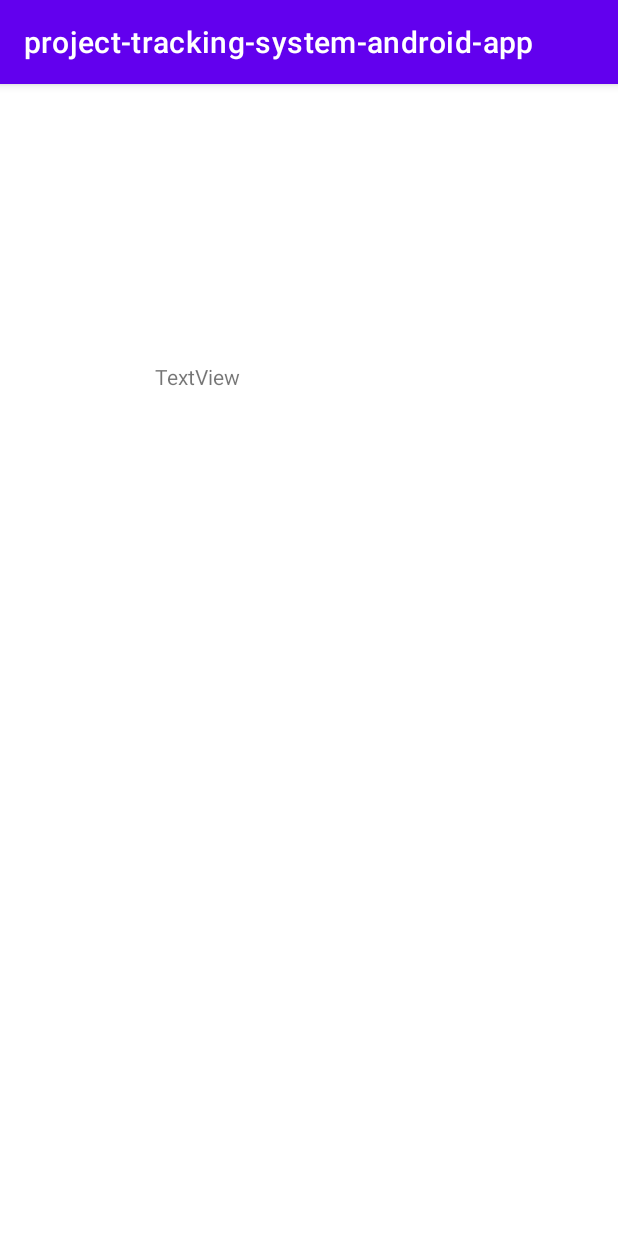
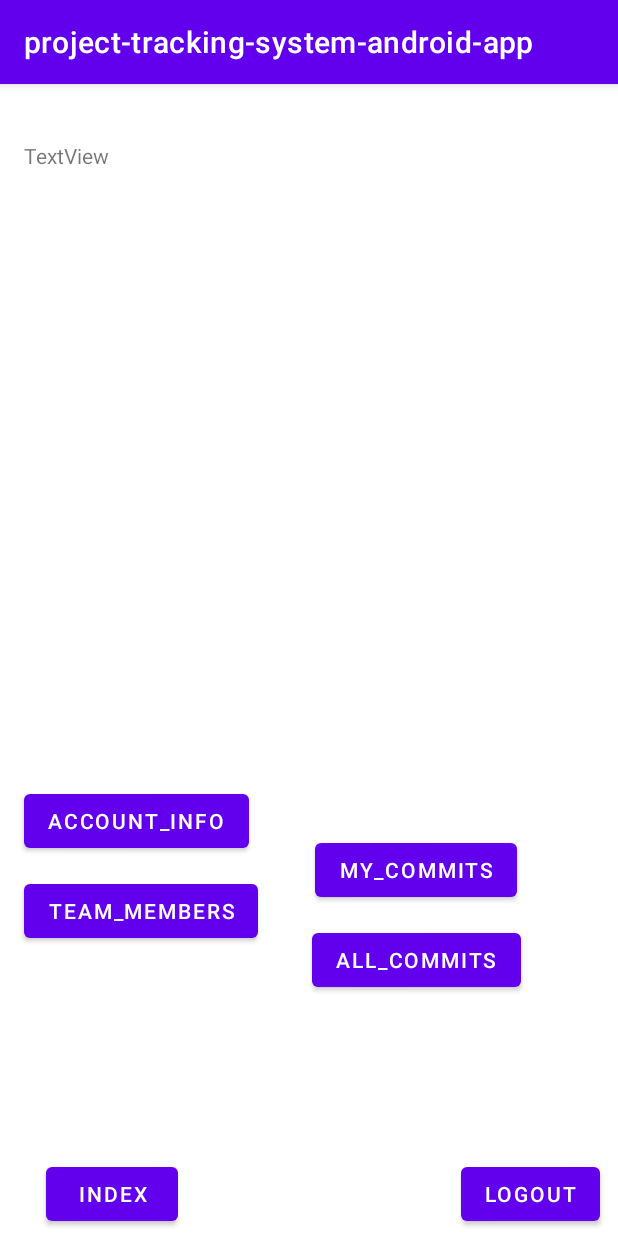
Before and after one commit to SelimHorri/project-tracking-system-mobile-frontend-app, an Android app: the EmployeeIndexActivity screen opened directly, with no data from a screen before it, on a phone screen of 412 x 824 dp. Run offline under Robolectric (Android 15) with nearby library versions, the phone set to English and light mode, and no system bars; our stand-ins replace Volley; network calls fail; 1 statement that could not run was skipped.

Commit message:
add some dummy design for employee index activity

```diff
--- a/app/src/main/java/com/selimhorri/pack/pattern/GsonPattern.java
+++ b/app/src/main/java/com/selimhorri/pack/pattern/singleton/GsonSingletonPattern.java
@@ -1,4 +1,4 @@
-package com.selimhorri.pack.pattern;
+package com.selimhorri.pack.pattern.singleton;
 
 import com.google.gson.Gson;
 import com.google.gson.GsonBuilder;
@@ -11,14 +11,14 @@ import java.lang.reflect.Type;
 import java.time.LocalDate;
 import java.time.format.DateTimeFormatter;
 
-public class GsonPattern {
+public class GsonSingletonPattern {
 
-    private static GsonPattern instance;
+    private static GsonSingletonPattern instance;
     private static final GsonBuilder gsonBuilder = new GsonBuilder();
 
-    public static synchronized GsonPattern getInstance() {
+    public static synchronized GsonSingletonPattern getInstance() {
         if (instance == null)
-            instance = new GsonPattern();
+            instance = new GsonSingletonPattern();
 
         return instance;
     }
--- a/app/src/main/java/com/selimhorri/pack/pattern/QueuePattern.java
+++ b/app/src/main/java/com/selimhorri/pack/pattern/singleton/QueueSingletonPattern.java
@@ -1,4 +1,4 @@
-package com.selimhorri.pack.pattern;
+package com.selimhorri.pack.pattern.singleton;
 
 import android.content.Context;
 
@@ -6,20 +6,20 @@ import com.android.volley.Request;
 import com.android.volley.RequestQueue;
 import com.android.volley.toolbox.Volley;
 
-public class QueuePattern {
+public class QueueSingletonPattern {
 
-    private static QueuePattern instance;
+    private static QueueSingletonPattern instance;
     private static Context context;
     private RequestQueue requestQueue;
 
-    public QueuePattern(final Context cntxt) {
+    public QueueSingletonPattern(final Context cntxt) {
         context = cntxt;
         this.requestQueue = this.getRequestQueue();
     }
 
-    public static synchronized QueuePattern getInstance(final Context context) {
+    public static synchronized QueueSingletonPattern getInstance(final Context context) {
         if (instance == null)
-            instance = new QueuePattern(context);
+            instance = new QueueSingletonPattern(context);
         return instance;
     }
 
--- a/app/src/main/java/com/selimhorri/pack/service/impl/dynmc/EmployeeServiceDynamicImpl.java
+++ b/app/src/main/java/com/selimhorri/pack/service/impl/dynmc/EmployeeServiceDynamicImpl.java
@@ -10,10 +10,9 @@ import com.selimhorri.pack.constant.BackendApiUrlConstant;
 import com.selimhorri.pack.listener.ResponseCallbackListener;
 import com.selimhorri.pack.model.collection.DtoCollection;
 import com.selimhorri.pack.model.dto.Employee;
-import com.selimhorri.pack.model.dto.Project;
 import com.selimhorri.pack.model.dto.custom.EmployeeProjectData;
-import com.selimhorri.pack.pattern.GsonPattern;
-import com.selimhorri.pack.pattern.QueuePattern;
+import com.selimhorri.pack.pattern.singleton.GsonSingletonPattern;
+import com.selimhorri.pack.pattern.singleton.QueueSingletonPattern;
 import com.selimhorri.pack.service.EmployeeService;
 
 import org.json.JSONObject;
@@ -24,7 +23,7 @@ import java.util.Map;
 public class EmployeeServiceDynamicImpl implements EmployeeService {
 
     private static final String API_URL = BackendApiUrlConstant.EmployeeBackendUrl.EMPLOYEE_API_URL;
-    private static final Gson gson = GsonPattern.getInstance().configDeserialization("dd/MM/yyyy");
+    private static final Gson gson = GsonSingletonPattern.getInstance().configDeserialization("dd/MM/yyyy");
     private final Context context;
 
     public EmployeeServiceDynamicImpl(final Context context) {
@@ -41,7 +40,7 @@ public class EmployeeServiceDynamicImpl implements EmployeeService {
                 response -> resp.onResponse(gson.fromJson(response.toString(), new TypeToken<DtoCollection<Employee>>() {}.getType())),
                 error -> err.onError(error.getMessage())
         );
-        QueuePattern.getInstance(this.context).addToRequestQueue(request);
+        QueueSingletonPattern.getInstance(this.context).addToRequestQueue(request);
 
     }
 
@@ -55,7 +54,7 @@ public class EmployeeServiceDynamicImpl implements EmployeeService {
                 response -> resp.onResponse(gson.fromJson(response.toString(), Employee.class)),
                 error -> err.onError(error.getMessage())
         );
-        QueuePattern.getInstance(this.context).addToRequestQueue(request);
+        QueueSingletonPattern.getInstance(this.context).addToRequestQueue(request);
 
     }
 
@@ -81,7 +80,7 @@ public class EmployeeServiceDynamicImpl implements EmployeeService {
                 response -> resp.onResponse(gson.fromJson(response.toString(), Employee.class)),
                 error -> err.onError(error.getMessage())
         );
-        QueuePattern.getInstance(this.context).addToRequestQueue(request);
+        QueueSingletonPattern.getInstance(this.context).addToRequestQueue(request);
 
     }
 
@@ -108,7 +107,7 @@ public class EmployeeServiceDynamicImpl implements EmployeeService {
                 response -> resp.onResponse(gson.fromJson(response.toString(), Employee.class)),
                 error -> err.onError(error.getMessage())
         );
-        QueuePattern.getInstance(this.context).addToRequestQueue(request);
+        QueueSingletonPattern.getInstance(this.context).addToRequestQueue(request);
 
     }
 
@@ -122,7 +121,7 @@ public class EmployeeServiceDynamicImpl implements EmployeeService {
                 response -> resp.onResponse(gson.fromJson(response.toString(), Boolean.class)),
                 error -> err.onError(error.getMessage())
         );
-        QueuePattern.getInstance(this.context).addToRequestQueue(request);
+        QueueSingletonPattern.getInstance(this.context).addToRequestQueue(request);
 
     }
 
@@ -137,7 +136,7 @@ public class EmployeeServiceDynamicImpl implements EmployeeService {
                 response -> resp.onResponse(gson.fromJson(response.toString(), Employee.class)),
                 error -> err.onError(error.getMessage())
         );
-        QueuePattern.getInstance(this.context).addToRequestQueue(request);
+        QueueSingletonPattern.getInstance(this.context).addToRequestQueue(request);
 
     }
 
@@ -151,7 +150,7 @@ public class EmployeeServiceDynamicImpl implements EmployeeService {
                 response -> resp.onResponse(gson.fromJson(response.toString(), new TypeToken<DtoCollection<EmployeeProjectData>>() {}.getType())),
                 error -> err.onError(error.getMessage())
         );
-        QueuePattern.getInstance(this.context).addToRequestQueue(request);
+        QueueSingletonPattern.getInstance(this.context).addToRequestQueue(request);
     }
 
 
--- a/app/src/main/res/layout/activity_employee_index.xml
+++ b/app/src/main/res/layout/activity_employee_index.xml
@@ -9,11 +9,79 @@
 
     <TextView
         android:id="@+id/textView4"
-        android:layout_width="205dp"
-        android:layout_height="397dp"
+        android:layout_width="380dp"
+        android:layout_height="405dp"
         android:text="TextView"
         app:layout_constraintBottom_toBottomOf="parent"
         app:layout_constraintEnd_toEndOf="parent"
         app:layout_constraintStart_toStartOf="parent"
-        app:layout_constraintTop_toTopOf="parent" />
+        app:layout_constraintTop_toTopOf="parent"
+        app:layout_constraintVertical_bias="0.104" />
+
+    <Button
+        android:id="@+id/button"
+        android:layout_width="wrap_content"
+        android:layout_height="wrap_content"
+        android:layout_marginStart="16dp"
+        android:layout_marginTop="24dp"
+        android:text="Account_Info"
+        app:layout_constraintStart_toStartOf="parent"
+        app:layout_constraintTop_toBottomOf="@+id/textView4" />
+
+    <Button
+        android:id="@+id/button4"
+        android:layout_width="wrap_content"
+        android:layout_height="wrap_content"
+        android:layout_marginStart="16dp"
+        android:layout_marginTop="12dp"
+        android:text="team_members"
+        app:layout_constraintStart_toStartOf="parent"
+        app:layout_constraintTop_toBottomOf="@+id/button" />
+
+    <Button
+        android:id="@+id/button5"
+        android:layout_width="wrap_content"
+        android:layout_height="wrap_content"
+        android:layout_marginEnd="12dp"
+        android:layout_marginBottom="4dp"
+        android:text="Logout"
+        app:layout_constraintBottom_toBottomOf="parent"
+        app:layout_constraintEnd_toEndOf="parent" />
+
+    <Button
+        android:id="@+id/button6"
+        android:layout_width="wrap_content"
+        android:layout_height="wrap_content"
+        android:layout_marginBottom="4dp"
+        android:text="Index"
+        app:layout_constraintBottom_toBottomOf="parent"
+        app:layout_constraintEnd_toStartOf="@+id/button5"
+        app:layout_constraintHorizontal_bias="0.14"
+        app:layout_constraintStart_toStartOf="parent" />
+
+    <Button
+        android:id="@+id/button7"
+        android:layout_width="wrap_content"
+        android:layout_height="wrap_content"
+        android:layout_marginStart="36dp"
+        android:layout_marginBottom="160dp"
+        android:text="All_Commits"
+        app:layout_constraintBottom_toBottomOf="parent"
+        app:layout_constraintEnd_toEndOf="parent"
+        app:layout_constraintHorizontal_bias="0.0"
+        app:layout_constraintStart_toEndOf="@+id/button4" />
+
+    <Button
+        android:id="@+id/button8"
+        android:layout_width="wrap_content"
+        android:layout_height="wrap_content"
+        android:layout_marginStart="44dp"
+        android:layout_marginBottom="12dp"
+        android:text="My_commits"
+        app:layout_constraintBottom_toTopOf="@+id/button7"
+        app:layout_constraintEnd_toEndOf="parent"
+        app:layout_constraintHorizontal_bias="0.0"
+        app:layout_constraintStart_toEndOf="@+id/button"
+        app:layout_constraintTop_toBottomOf="@+id/textView4"
+        app:layout_constraintVertical_bias="1.0" />
 </androidx.constraintlayout.widget.ConstraintLayout>
```
Also changed, not shown: app/src/main/java/com/selimhorri/pack/service/impl/dynmc/AssignmentServiceDynamicImpl.java (+8 -9 lines), app/src/main/java/com/selimhorri/pack/service/impl/dynmc/AuthenticationServiceDynamicImpl.java (+4 -5 lines), app/src/main/java/com/selimhorri/pack/service/impl/dynmc/CredentialServiceDynamicImpl.java (+9 -10 lines), app/src/main/java/com/selimhorri/pack/service/impl/dynmc/DepartmentServiceDynamicImpl.java (+8 -8 lines), app/src/main/java/com/selimhorri/pack/service/impl/dynmc/LocationServiceDynamicImpl.java (+8 -8 lines), app/src/main/java/com/selimhorri/pack/service/impl/dynmc/ProjectServiceDynamicImpl.java (+8 -8 lines).
